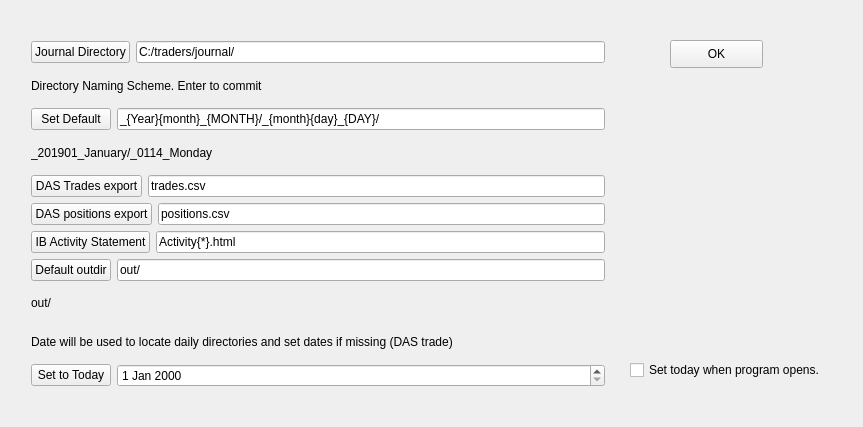
This is src/journal/view/filesettings.ui in MikePia/structjour as Qt 5 draws it before an edit. The edited form follows.
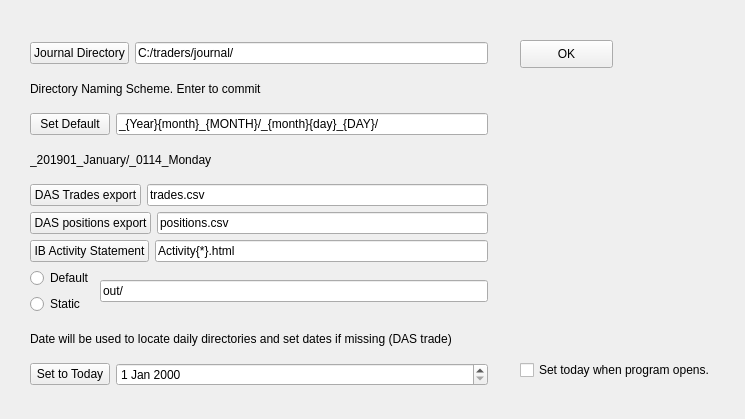
This is the edited form. Icons and pictures are not drawn.

```diff
--- a/src/journal/view/filesettings.ui
+++ b/src/journal/view/filesettings.ui
@@ -6,8 +6,8 @@
    <rect>
     <x>0</x>
     <y>0</y>
-    <width>863</width>
-    <height>427</height>
+    <width>745</width>
+    <height>419</height>
    </rect>
   </property>
   <property name="windowTitle">
@@ -20,7 +20,7 @@
   <widget class="QPushButton" name="okBtn">
    <property name="geometry">
     <rect>
-     <x>670</x>
+     <x>520</x>
      <y>40</y>
      <width>93</width>
      <height>28</height>
@@ -36,7 +36,7 @@
   <widget class="QCheckBox" name="theDateCbox">
    <property name="geometry">
     <rect>
-     <x>630</x>
+     <x>520</x>
      <y>360</y>
      <width>201</width>
      <height>20</height>
@@ -52,16 +52,16 @@
     <bool>false</bool>
    </property>
   </widget>
-  <widget class="QWidget" name="layoutWidget">
+  <widget class="QWidget" name="">
    <property name="geometry">
     <rect>
-     <x>31</x>
-     <y>41</y>
-     <width>574</width>
-     <height>346</height>
+     <x>30</x>
+     <y>42</y>
+     <width>458</width>
+     <height>344</height>
     </rect>
    </property>
-   <layout class="QVBoxLayout" name="verticalLayout">
+   <layout class="QVBoxLayout" name="verticalLayout_2">
     <item>
      <layout class="QHBoxLayout" name="horizontalLayout">
       <item>
@@ -220,14 +220,22 @@
     <item>
      <layout class="QHBoxLayout" name="horizontalLayout_6">
       <item>
-       <widget class="QPushButton" name="outdirBtn">
-        <property name="focusPolicy">
-         <enum>Qt::NoFocus</enum>
-        </property>
-        <property name="text">
-         <string>Default outdir</string>
-        </property>
-       </widget>
+       <layout class="QVBoxLayout" name="verticalLayout">
+        <item>
+         <widget class="QRadioButton" name="outdirDefault">
+          <property name="text">
+           <string>Default</string>
+          </property>
+         </widget>
+        </item>
+        <item>
+         <widget class="QRadioButton" name="outdirStatic">
+          <property name="text">
+           <string>Static</string>
+          </property>
+         </widget>
+        </item>
+       </layout>
       </item>
       <item>
        <widget class="QLineEdit" name="outdir">
@@ -247,13 +255,6 @@
       </item>
      </layout>
     </item>
-    <item>
-     <widget class="QLabel" name="outdirLbl">
-      <property name="text">
-       <string>out/</string>
-      </property>
-     </widget>
-    </item>
     <item>
      <widget class="QLabel" name="explainDateLbl">
       <property name="text">
```
